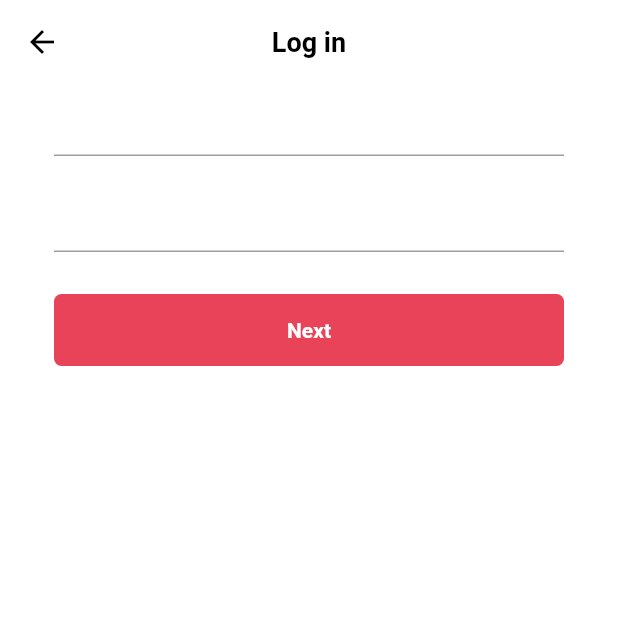
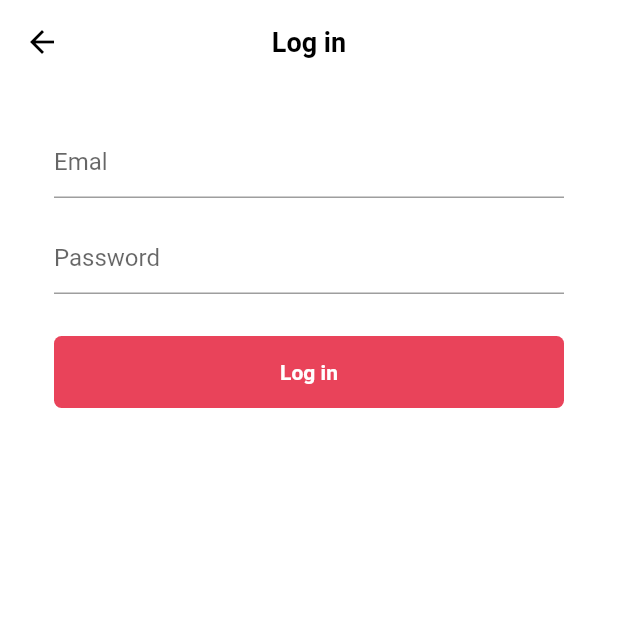
Before and after one commit to soooo-dev/tiktok_clone, a Flutter app: the LoginFormScreen screen opened directly, on a phone screen of 412 x 824 dp, the top half of it. Run offline on Flutter 3.47's test engine with Material 2 defaults, Android fonts, the phone set to English and light mode, and no system bars; our stand-ins replace font_awesome_flutter.

Commit message:
23/08/30 Authentication 6

```diff
--- a/lib/features/authentication/login_form_screen.dart
+++ b/lib/features/authentication/login_form_screen.dart
@@ -11,6 +11,18 @@ class LoginFormScreen extends StatefulWidget {
 }
 
 class _LoginFormScreenState extends State<LoginFormScreen> {
+  final GlobalKey<FormState> _formKey = GlobalKey<FormState>();
+
+  Map<String, String> formData = {};
+
+  void _onSubmitTap() {
+    if (_formKey.currentState != null) {
+      if (_formKey.currentState!.validate()) {
+        _formKey.currentState!.save();
+      }
+    }
+  }
+
   @override
   Widget build(BuildContext context) {
     return Scaffold(
@@ -22,15 +34,47 @@ class _LoginFormScreenState extends State<LoginFormScreen> {
           horizontal: Sizes.size36,
         ),
         child: Form(
+            key: _formKey,
             child: Column(
-          children: [
-            TextFormField(),
-            Gaps.v16,
-            TextFormField(),
-            Gaps.v28,
-            const FromButton(disabled: false),
-          ],
-        )),
+              children: [
+                Gaps.v28,
+                TextFormField(
+                  decoration: const InputDecoration(
+                    hintText: "Emal",
+                  ),
+                  validator: (value) {
+                    return null;
+                  },
+                  onSaved: (newValue) {
+                    if (newValue != null) {
+                      formData['email'] = newValue;
+                    }
+                  },
+                ),
+                Gaps.v16,
+                TextFormField(
+                  decoration: const InputDecoration(
+                    hintText: "Password",
+                  ),
+                  validator: (value) {
+                    return null;
+                  },
+                  onSaved: (newValue) {
+                    if (newValue != null) {
+                      formData['password'] = newValue;
+                    }
+                  },
+                ),
+                Gaps.v28,
+                GestureDetector(
+                  onTap: _onSubmitTap,
+                  child: const FromButton(
+                    disabled: false,
+                    text: "Log in",
+                  ),
+                ),
+              ],
+            )),
       ),
     );
   }
--- a/lib/features/authentication/widgets/form_button.dart
+++ b/lib/features/authentication/widgets/form_button.dart
@@ -2,9 +2,12 @@ import 'package:flutter/material.dart';
 import 'package:tiktok_clone/constants/sizes.dart';
 
 class FromButton extends StatelessWidget {
+  final String text;
+
   const FromButton({
     super.key,
     required this.disabled,
+    this.text = "Next",
   });
 
   final bool disabled;
@@ -30,8 +33,8 @@ class FromButton extends StatelessWidget {
             color: disabled ? Colors.grey.shade400 : Colors.white,
             fontWeight: FontWeight.w600,
           ),
-          child: const Text(
-            "Next",
+          child: Text(
+            text,
             textAlign: TextAlign.center,
           ),
         ),
```
Also changed, not shown: lib/features/authentication/birthday_screen.dart (+6 -7 lines).
